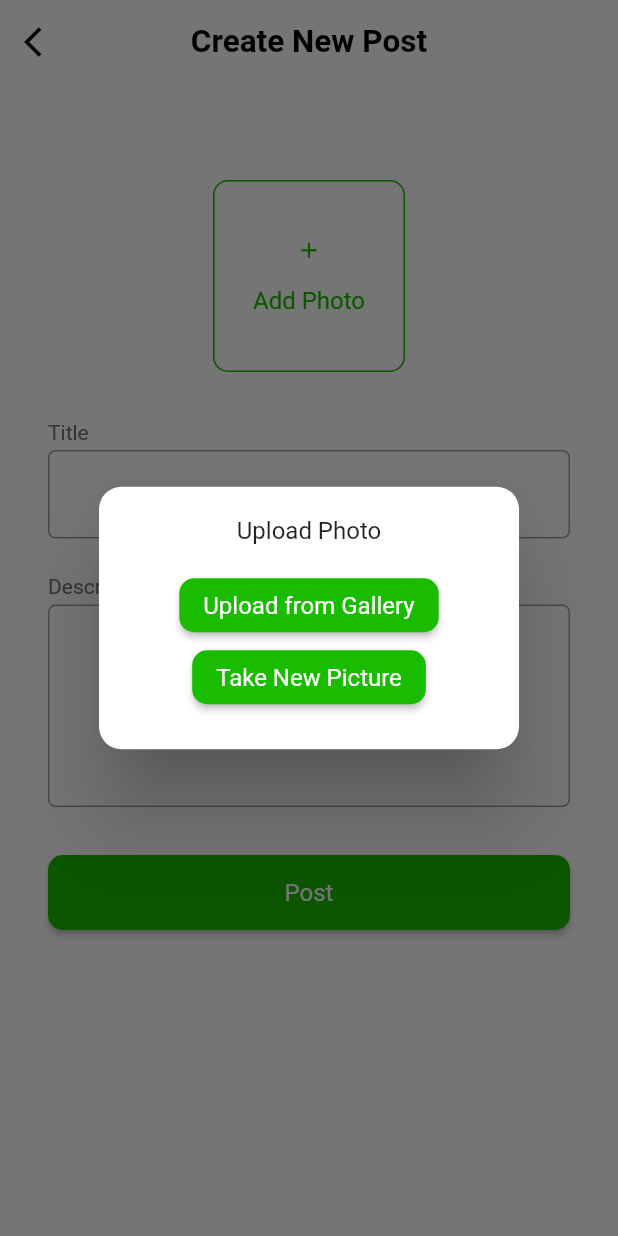
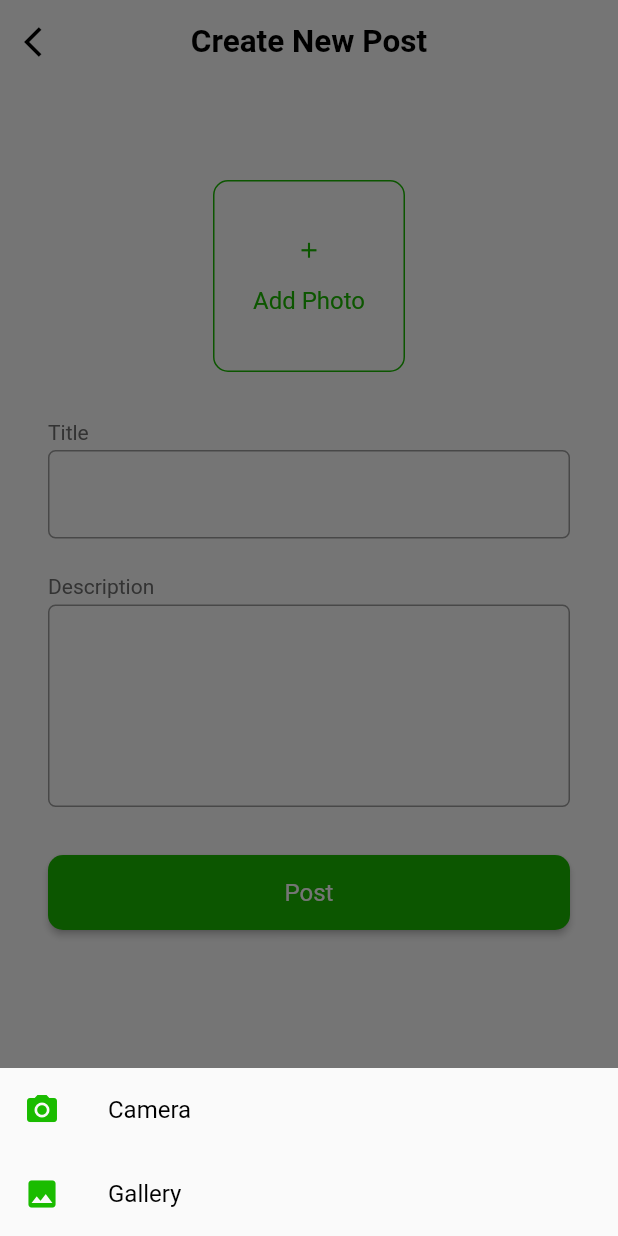
Before and after one commit to muhamaadessam/La-vie, a Flutter app: the CreatePost screen opened directly, after a tap on "Add Photo", on a phone screen of 412 x 824 dp. Run offline on Flutter 3.47's test engine with Material 2 defaults, Android fonts, the phone set to English and light mode, and no system bars; our stand-ins replace bloc, curved_navigation_bar, dio, flutter_bloc, google_fonts, google_sign_in and 2 more; missing offline and left inert: flutter_barcode_scanner; accounts and stored records are empty; network calls fail.

Commit message:
Create Post

```diff
--- a/lib/Shared/Cubit/cubit.dart
+++ b/lib/Shared/Cubit/cubit.dart
@@ -1,6 +1,8 @@
 import 'package:flutter/material.dart';
+import 'package:flutter/services.dart';
 import 'package:flutter_bloc/flutter_bloc.dart';
 import 'package:google_fonts/google_fonts.dart';
+import 'package:image_picker/image_picker.dart';
 import 'package:la_vie/Models/blogs_model.dart';
 import 'package:la_vie/Models/forums_model.dart';
 import 'package:la_vie/Models/seedsModel.dart';
@@ -8,7 +10,6 @@ import 'package:la_vie/Shared/Cubit/states.dart';
 import 'package:la_vie/Shared/Network/Remote/constant.dart';
 import 'package:la_vie/Shared/Network/Remote/dio_helper.dart';
 import 'package:la_vie/presentation/screens/Blogs/blogs_screen.dart';
-import 'package:la_vie/presentation/screens/Forum/forum_screen.dart';
 import 'package:la_vie/presentation/screens/NotificationScreens/notifications.dart';
 import '../../Models/plantsModel.dart';
 import '../../Models/product_model.dart';
@@ -21,7 +22,7 @@ import '../../presentation/screens/QRCodeScreen/qr_code_screen.dart';
 import 'package:la_vie/Models/signup_model.dart';
 import 'package:la_vie/Models/signin_model.dart';
 import 'package:la_vie/Shared/Network/Local/cash_helper.dart';
-
+import 'dart:io';
 import '../Constant/colors.dart';
 import '../Constant/text.dart';
 
@@ -263,6 +264,14 @@ class ProductsCubit extends Cubit<ProductsStates> {
 
   static ProductsCubit get(context) => BlocProvider.of(context);
   ProductsModel? productsModel;
+  List<dynamic>? search = [];
+
+  void getSearch(String? value) {
+    emit(ProductsSearchLoadingState());
+    search = [];
+    search!.add(value);
+    emit(ProductsSearchSuccessState());
+  }
 
   void getProductsData() {
     emit(ProductsLoadingState());
@@ -377,8 +386,107 @@ class ForumsCubit extends Cubit<ForumsStates> {
 
   static ForumsCubit get(context) => BlocProvider.of(context);
 
-  //PlantsModel? plantsModel;
   ForumsModel? forumsModel;
+  List<dynamic>? search = [];
+
+  File? image;
+
+  Future pickImage(ImageSource source) async {
+    try {
+      emit(ForumsAddImagePostLoadingState());
+      final image = await ImagePicker().pickImage(source: source);
+      if (image == null) return;
+      final imageTemporary = File(image.path);
+      debugPrint('image : ${imageTemporary.path}');
+      this.image = imageTemporary;
+      emit(ForumsAddImagePostSuccessState());
+    } on PlatformException catch (e) {
+      debugPrint('failed to pick image : $e');
+      emit(ForumsAddImagePostErrorState());
+    }
+  }
+
+  Future<ImageSource?> showImageSource(context) async {
+    emit(ForumsAddImagePostLoadingState());
+    return showModalBottomSheet(
+      context: context,
+      builder: (context) => Column(
+        mainAxisSize: MainAxisSize.min,
+        children: [
+          ListTile(
+              leading: Icon(
+                Icons.camera_alt,
+                color: primaryColor,
+              ),
+              title: Text(
+                'Camera',
+                style: textStyle(color: Colors.black),
+              ),
+              onTap: () {
+                pickImage(ImageSource.camera);
+                Navigator.of(context).pop(ImageSource.camera);
+                emit(ForumsAddImagePostSuccessState());
+              }),
+          ListTile(
+            leading: Icon(
+              Icons.image,
+              color: primaryColor,
+            ),
+            title: Text(
+              'Gallery',
+              style: textStyle(color: Colors.black),
+            ),
+            onTap: () {
+              pickImage(ImageSource.gallery);
+              Navigator.of(context).pop(ImageSource.camera);
+              emit(ForumsAddImagePostSuccessState());
+            },
+          ),
+        ],
+      ),
+    );
+  }
+
+  void forumsAddPost({
+     String? title,
+     String? description,
+     String? imageBase64,
+  }) {
+    emit(ForumsAddPostLoadingState());
+    DioHelper.postData(
+      endPoint: forums,
+      method:'',
+      data: {
+        "title": title,
+        "description": description,
+        "imageBase64": imageBase64,
+      },
+    ).then((value) {
+      debugPrint("value : ${value.data}");
+      emit(ForumsAddPostSuccessState());
+    }).catchError(
+      (error) {
+        image = null;
+        emit(ForumsAddPostErrorState());
+        debugPrint('Add Post error : ${error.toString()}');
+      },
+    );
+  }
+
+  void getSearch(String? title) {
+    emit(ForumsSearchLoadingState());
+    //search = [];
+
+    DioHelper.getData(
+            endPoint: forums, method: '/0271f5df-7522-48ee-9157-40fa75bd7c3c')
+        .then((value) {
+      print('Search forumId : ${value.data['data']['forumId']}');
+      emit(ForumsSearchSuccessState());
+    }).onError((error, stackTrace) {
+      debugPrint('Error data: $error');
+      emit(ForumsSearchErrorState());
+    });
+  }
 
   void getForumsData() {
     emit(ForumsLoadingState());
@@ -494,4 +602,9 @@ class MyForumsCubit extends Cubit<MyForumsStates> {
       print('Forums me error: ${error.toString()}');
     });
   }
+
+  void makeLikePost(String? id) {
+    ///api/v1/forums/{forumId}/like
+    DioHelper.postData(endPoint: forums, method: '/$id/like', data: {});
+  }
 }
--- a/lib/Shared/Cubit/states.dart
+++ b/lib/Shared/Cubit/states.dart
@@ -1,7 +1,7 @@
-
 abstract class AppState {}
 class AppInitialState extends AppState {}
 class AppChangeBottomNavBarState extends AppState {}
+
 
 abstract class SignInStates {}
 class LoginInitialState extends SignInStates {}
@@ -9,9 +9,11 @@ class LoginLoadingState extends SignInStates {}
 class LoginSuccessState extends SignInStates {}
 class LoginErrorState extends SignInStates {}
 
+
 abstract class HomeTabsStates {}
 class HomeTabsInitialState extends HomeTabsStates {}
 class HomeTabsChangeState extends HomeTabsStates {}
+
 
 abstract class SignUpStates {}
 class SignUpInitialState extends SignUpStates {}
@@ -19,11 +21,13 @@ class SignUpLoadingState extends SignUpStates {}
 class SignUpSuccessState extends SignUpStates {}
 class SignUpErrorState extends SignUpStates {}
 
+
 abstract class FilterStates {}
 class FilterInitialState extends FilterStates {}
 class FilterLoadingState extends FilterStates {}
 class FilterSuccessState extends FilterStates {}
 class FilterErrorState extends FilterStates {}
+
 
 abstract class SeedsStates{}
 class SeedsInitialState extends SeedsStates {}
@@ -31,11 +35,13 @@ class SeedsLoadingState extends SeedsStates {}
 class SeedsSuccessState extends SeedsStates {}
 class SeedsErrorState extends SeedsStates {}
 
+
 abstract class PlantsStates{}
 class PlantsInitialState extends PlantsStates {}
 class PlantsLoadingState extends PlantsStates {}
 class PlantsSuccessState extends PlantsStates {}
 class PlantsErrorState extends PlantsStates {}
+
 
 abstract class ToolsStates{}
 class ToolsInitialState extends ToolsStates {}
@@ -43,11 +49,15 @@ class ToolsLoadingState extends ToolsStates {}
 class ToolsSuccessState extends ToolsStates {}
 class ToolsErrorState extends ToolsStates {}
 
+
 abstract class ProductsStates{}
 class ProductsInitialState extends ProductsStates {}
 class ProductsLoadingState extends ProductsStates {}
 class ProductsSuccessState extends ProductsStates {}
 class ProductsErrorState extends ProductsStates {}
+class ProductsSearchLoadingState extends ProductsStates {}
+class ProductsSearchSuccessState extends ProductsStates {}
+
 
 abstract class CartStates{}
 class CartInitialState extends CartStates {}
@@ -71,12 +81,23 @@ class BlogsLoadingState extends BlogsStates {}
 class BlogsSuccessState extends BlogsStates {}
 class BlogsErrorState extends BlogsStates {}
 
+
 abstract class ForumsStates{}
 class ForumsInitialState extends ForumsStates {}
 class ForumsChangeFromAllToMeState extends ForumsStates {}
 class ForumsLoadingState extends ForumsStates {}
 class ForumsSuccessState extends ForumsStates {}
 class ForumsErrorState extends ForumsStates {}
+class ForumsSearchLoadingState extends ForumsStates {}
+class ForumsSearchSuccessState extends ForumsStates {}
+class ForumsSearchErrorState extends ForumsStates {}
+class ForumsAddPostLoadingState extends ForumsStates {}
+class ForumsAddPostSuccessState extends ForumsStates {}
+class ForumsAddPostErrorState extends ForumsStates {}
+class ForumsAddImagePostLoadingState extends ForumsStates {}
+class ForumsAddImagePostSuccessState extends ForumsStates {}
+class ForumsAddImagePostErrorState extends ForumsStates {}
+
 
 abstract class MyForumsStates{}
 class MyForumsInitialState extends MyForumsStates {}
--- a/lib/Shared/Network/Remote/dio_helper.dart
+++ b/lib/Shared/Network/Remote/dio_helper.dart
@@ -48,7 +48,7 @@ class DioHelper {
 
   static Future<Response> postData({
     @required String? endPoint,
-    @required String? method,
+    String? method,
     @required dynamic data,
   }) async {
     dio!.options.headers = {
--- a/lib/presentation/screens/Forum/create_new_post.dart
+++ b/lib/presentation/screens/Forum/create_new_post.dart
@@ -1,6 +1,12 @@
+import 'dart:convert';
+import 'dart:typed_data';
+
 import 'package:flutter/material.dart';
-import 'package:image_picker/image_picker.dart';
+import 'package:flutter_bloc/flutter_bloc.dart';
+import 'package:la_vie/Shared/Cubit/cubit.dart';
+import 'package:la_vie/Shared/Cubit/states.dart';
 import 'package:la_vie/presentation/screens/Registration/components.dart';
+import 'dart:io';
 
 import '../../../Shared/Constant/colors.dart';
 import '../../../Shared/Constant/text.dart';
@@ -10,17 +16,58 @@ class CreatePost extends StatelessWidget {
 
   @override
   Widget build(BuildContext context) {
+    ForumsCubit forums = ForumsCubit.get(context);
+/*
+    Future<ImageSource?> showImageSource(context) async {
+      return showModalBottomSheet(
+        context: context,
+        builder: (context) => Column(
+          mainAxisSize: MainAxisSize.min,
+          children: [
+            ListTile(
+                leading: Icon(
+                  Icons.camera_alt,
+                  color: primaryColor,
+                ),
+                title: Text(
+                  'Camera',
+                  style: textStyle(color: Colors.black),
+                ),
+                onTap: () {
+                  forums.pickImage(ImageSource.camera);
+                  Navigator.of(context).pop(ImageSource.camera);
+                }),
+            ListTile(
+                leading: Icon(
+                  Icons.image,
+                  color: primaryColor,
+                ),
+                title: Text(
+                  'Gallery',
+                  style: textStyle(color: Colors.black),
+                ),
+                onTap: () {
+                  forums.pickImage(ImageSource.gallery);
+                  Navigator.of(context).pop(ImageSource.camera);
+                }),
+          ],
+        ),
+      );
+    }
+*/
     TextEditingController title = TextEditingController();
     TextEditingController description = TextEditingController();
     var formKey = GlobalKey<FormState>();
-    return Scaffold(
+    return BlocConsumer<ForumsCubit, ForumsStates>(
+      listener: (context, state) => () {},
+      builder: (context, state) => Scaffold(
         appBar: AppBar(
           elevation: 0,
           centerTitle: true,
           title: Text(
             'Create New Post',
-          style:
-              textStyle(color: Colors.black, weight: FontWeight.w700, size: 21),
+            style: textStyle(
+                color: Colors.black, weight: FontWeight.w700, size: 21),
           ),
           leading: IconButton(
             onPressed: () {
@@ -36,12 +83,34 @@ class CreatePost extends StatelessWidget {
           physics: const BouncingScrollPhysics(),
           child: Padding(
             padding: const EdgeInsets.symmetric(horizontal: 32.0),
+            child: Form(
+              key: formKey,
               child: Column(
                 children: [
                   const SizedBox(
                     height: 64,
                   ),
-              Container(
+                  forums.image != null
+                      ? InkWell(
+                          child: Container(
+                            decoration: BoxDecoration(
+                              borderRadius: BorderRadius.circular(10),
+                            ),
+                            clipBehavior: Clip.hardEdge,
+                            child: Image.file(
+                              forums.image!,
+                              height: 300,
+                              fit: BoxFit.fitHeight,
+                            ),
+                          ),
+                          onTap: () async {
+                            final source =
+                                await forums.showImageSource(context);
+                            if (source == null) return;
+                            debugPrint('Source : $source');
+                          },
+                        )
+                      : Container(
                           width: 128,
                           height: 128,
                           decoration: BoxDecoration(
@@ -53,59 +122,10 @@ class CreatePost extends StatelessWidget {
                           ),
                           child: TextButton(
                             onPressed: () async {
-                    final ImagePicker picker = ImagePicker();
-                    showDialog(
-                      context: context,
-                      builder: (BuildContext context) {
-                        return AlertDialog(
-                          backgroundColor: Colors.white,
-                          shape: const RoundedRectangleBorder(
-                            borderRadius: BorderRadius.all(
-                              Radius.circular(15.0),
-                            ),
-                          ),
-                          content: Form(
-                            key: formKey,
-                            child: SingleChildScrollView(
-                              child: Column(
-                                children: [
-                                  const Text('Upload Photo'),
-                                  const SizedBox(
-                                    height: 16,
-                                  ),
-                                  Column(
-                                    mainAxisSize: MainAxisSize.min,
-                                    children: [
-                                      ElevatedButton(
-                                          onPressed: () async {
-                                            final XFile? image =
-                                                await picker.pickImage(
-                                                    source:
-                                                        ImageSource.gallery);
-                                            print('image : ${image!.path.toString()}');
-                                            Navigator.pop(context);
-                                          },
-                                          child: const Text(
-                                              'Upload from Gallery')),
-                                      ElevatedButton(
-                                        onPressed: () async {
-                                          final XFile? image =
-                                              await picker.pickImage(
-                                                  source: ImageSource.camera);
-                                          print('image : ${image!.path.toString()}');
-                                          Navigator.pop(context);
-                                        },
-                                        child: const Text('Take New Picture'),
-                                      ),
-                                    ],
-                                  ),
-                                ],
-                              ),
-                            ),
-                          ),
-                        );
-                      },
-                    );
+                              final source =
+                                  await forums.showImageSource(context);
+                              if (source == null) return;
+                              // Navigator.pop(context);
                             },
                             child: Column(
                               mainAxisAlignment: MainAxisAlignment.center,
@@ -167,11 +187,20 @@ class CreatePost extends StatelessWidget {
                       child: ElevatedButton(
                           onPressed: () {
                             if (formKey.currentState!.validate()) {
+                              final Uint8List bytes = File(forums.image!.path).readAsBytesSync();
+                              // base64Encode(bytes); will bass to API
+                              forums.forumsAddPost(
+                                title: title.text,
+                                description: description.text,
+                                imageBase64: base64Encode(bytes),
+                              );
                               Navigator.pop(context);
                             }
                           },
-                      child: Text('Post')))
+                          child: const Text('Post')))
                 ],
+              ),
+            ),
           ),
         ),
       ),
--- a/lib/presentation/screens/NotificationScreens/notification_design.dart
+++ b/lib/presentation/screens/NotificationScreens/notification_design.dart
@@ -21,7 +21,6 @@ class NotificationDesign extends StatelessWidget {
     imageUrl != 'https://lavie.orangedigitalcenteregypt.com'
         ? imageProvider = NetworkImage(imageUrl!)
         : imageProvider = AssetImage('${imageAsset}profile.png');
-    debugPrint(imageUrl);
     return Padding(
       padding: const EdgeInsets.symmetric(horizontal: 16.0),
       child: Row(
--- a/lib/presentation/screens/Profile/profile_screen.dart
+++ b/lib/presentation/screens/Profile/profile_screen.dart
@@ -113,7 +113,7 @@ class ProfileScreen extends StatelessWidget {
                                       ),
                                     ),
                                     Text(
-                                      'You have 30 points',
+                                      user.userModel!.data!.userPoints==null? 'You don\'t have points': 'You have ${user.userModel!.data!.userPoints} points',
                                       style: GoogleFonts.roboto(
                                           fontSize: 16,
                                           fontWeight: FontWeight.w500),
```
Also changed, not shown: lib/presentation/screens/Blogs/card_blogs.dart (+55 -39 lines), lib/presentation/screens/Forum/forum_screen.dart (+25 -34 lines), lib/presentation/screens/Forum/post.dart (+36 -23 lines), lib/presentation/screens/HomeScreen/home_screen.dart (+14 -2 lines), lib/presentation/screens/HomeScreen/search_bar.dart (+26 -3 lines), lib/presentation/screens/MyCart/my_cart_screen.dart (added, +60 -0 lines), assets/images/Frame.png (added). Lines whose indentation alone changed are shown as unchanged.
